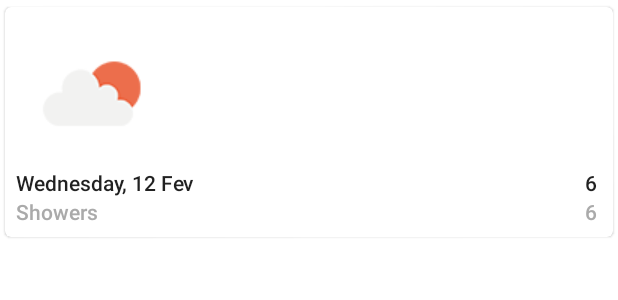
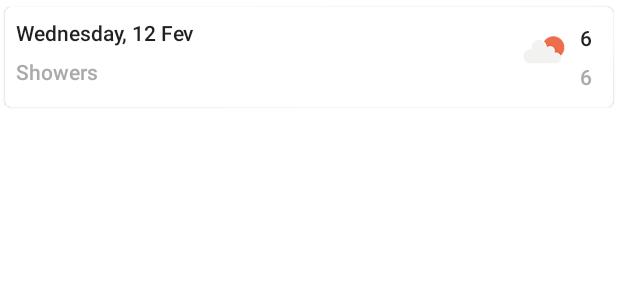
Before and after one commit to douglasalipio/travel_port_code_douglas_challage, an Android app: the layout product_item.xml on its own in the app's theme, with its tools: preview values and no code run, on a phone screen of 412 x 824 dp. Shown: the top 300 px of the screen. Run offline under Robolectric (Android 15) with nearby library versions, the phone set to English and light mode, and no system bars; network calls fail.

```diff
--- a/app/src/main/java/com/baseproject/douglas/data/feature/forecast/ForecastDto.kt
+++ b/app/src/main/java/com/baseproject/douglas/data/feature/forecast/ForecastDto.kt
@@ -10,7 +10,7 @@ data class ForecastDto(
 
 data class List(
     @SerializedName("dt")
-    var dt: Int,
+    var dt: Long,
     @SerializedName("main")
     var main: Main,
     @SerializedName("weather")
--- a/app/src/main/java/com/baseproject/douglas/data/remote/RemoteDataSource.kt
+++ b/app/src/main/java/com/baseproject/douglas/data/remote/RemoteDataSource.kt
@@ -8,5 +8,4 @@ class RemoteDataSource(private val apiHelper: ApiHelper) : AppDataSource {
 
     override suspend fun requestForecastBy(city: String) = apiHelper.getForecast(city)
 
-
 }
--- a/app/src/main/java/com/baseproject/douglas/util/DateExt.kt
+++ /dev/null
@@ -1,6 +0,0 @@
-package com.baseproject.douglas.util
-
-import org.threeten.bp.DateTimeUtils
-import org.threeten.bp.Instant
-
-fun toLocalDate(timesStamp: Long) = Instant.ofEpochMilli(timesStamp)
--- a/app/src/main/res/layout/product_item.xml
+++ b/app/src/main/res/layout/product_item.xml
@@ -21,10 +21,10 @@
 
         <androidx.appcompat.widget.AppCompatImageView
             android:id="@+id/weatherIcon"
-            android:layout_width="wrap_content"
-            android:layout_height="wrap_content"
-            app:layout_constraintStart_toStartOf="parent"
-            app:layout_constraintTop_toTopOf="parent"
+            android:layout_width="42dp"
+            android:layout_height="42dp"
+            app:layout_constraintEnd_toStartOf="@+id/degreeLabel"
+            app:layout_constraintTop_toTopOf="@+id/dateLabel"
             app:srcCompat="@drawable/weather_mock" />
 
         <TextView
@@ -32,8 +32,8 @@
             android:layout_width="wrap_content"
             android:layout_height="wrap_content"
             android:textAppearance="@style/TextAppearance.AppCompat.Body2"
-            app:layout_constraintStart_toStartOf="@id/weatherIcon"
-            app:layout_constraintTop_toBottomOf="@id/weatherIcon"
+            app:layout_constraintStart_toStartOf="parent"
+            app:layout_constraintTop_toTopOf="parent"
             tools:text="Wednesday, 12 Fev" />
 
         <TextView
@@ -51,6 +51,7 @@
             android:id="@+id/realFeelingLabel"
             android:layout_width="wrap_content"
             android:layout_height="wrap_content"
+            android:padding="3dp"
             android:textAppearance="@style/TextAppearance.AppCompat.Body2"
             android:textColor="@android:color/darker_gray"
             app:layout_constraintBottom_toBottomOf="parent"
@@ -61,6 +62,7 @@
             android:id="@+id/degreeLabel"
             android:layout_width="wrap_content"
             android:layout_height="wrap_content"
+            android:padding="3dp"
             android:textAppearance="@style/TextAppearance.AppCompat.Body2"
             app:layout_constraintBottom_toTopOf="@+id/realFeelingLabel"
             app:layout_constraintEnd_toEndOf="@+id/realFeelingLabel"
```
Also changed, not shown: app/src/main/java/com/baseproject/douglas/data/feature/forecast/ForecastDtoMapper.kt (+8 -1 lines), app/src/main/java/com/baseproject/douglas/feature/weather/view/WeatherItem.kt (+5 -3 lines), app/src/main/java/com/baseproject/douglas/util/DateHelper.kt (added, +22 -0 lines), app/src/main/res/layout/activity_weather_app.xml (deleted, +0 -9 lines).
